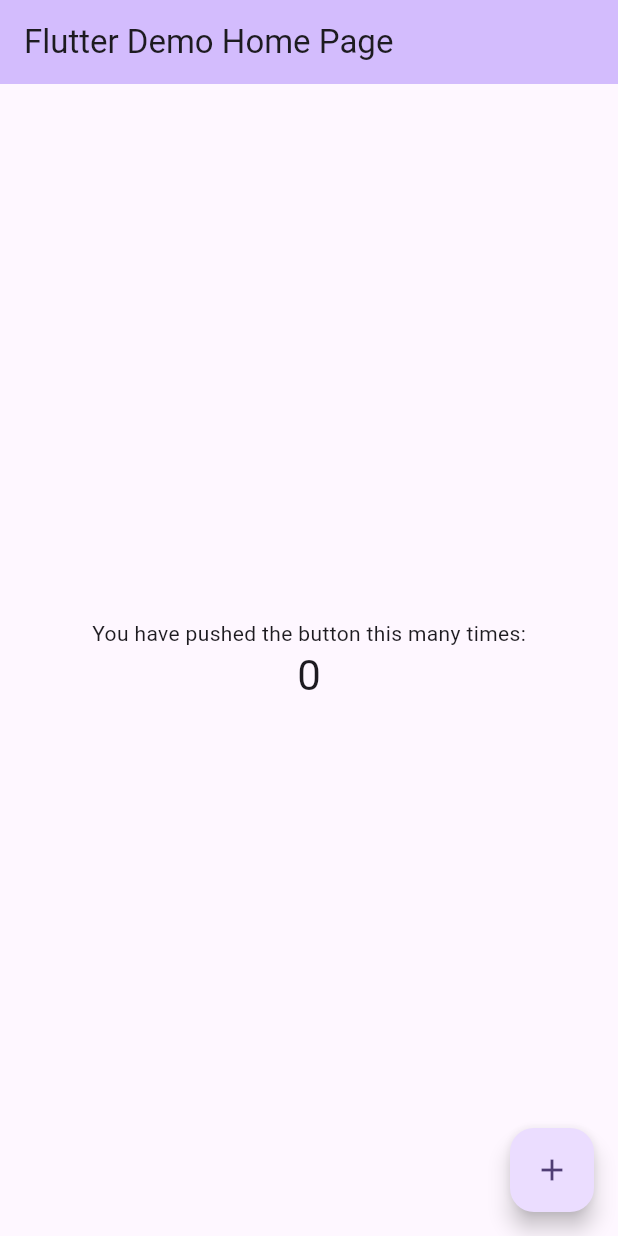
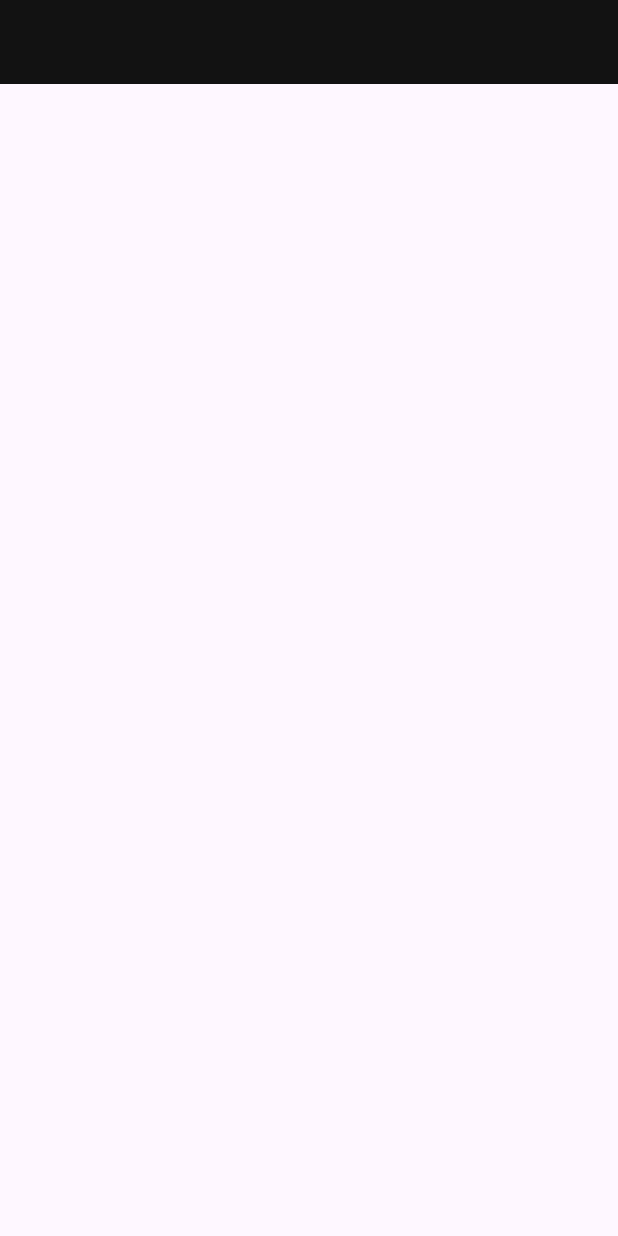
Before and after one commit to ThunderTier/NeonMan, a Flutter app: the screen it shows after launch, on a phone screen of 412 x 824 dp. Run offline on Flutter 3.47's test engine with Material 3 defaults, Android fonts, the light colour scheme and no system bars.

Commit message:
Neon Man v1 - Temas / Colores

```diff
--- /dev/null
+++ b/lib/core/app/app.dart
@@ -0,0 +1,27 @@
+import 'package:flutter/material.dart';
+import 'package:neon_man/shared/theme/data_theme.dart';
+
+class App extends StatelessWidget {
+  const App({super.key});
+
+  // This widget is the root of your application.
+  @override
+  Widget build(BuildContext context) {
+    return MaterialApp(
+      debugShowCheckedModeBanner: false,
+      title: 'Neon Man',
+      theme: DataTheme.lightTheme,
+      darkTheme: DataTheme.darkTheme,
+      themeMode: ThemeMode.dark,
+      home: Scaffold(
+        appBar: AppBar(),
+        backgroundColor: Theme.of(context).colorScheme.background,
+        body: const SafeArea(
+          child: Column(
+            children: [],
+          ),
+        ),
+      ),
+    );
+  }
+}
--- a/lib/main.dart
+++ b/lib/main.dart
@@ -1,125 +1,8 @@
 import 'package:flutter/material.dart';
+import 'package:neon_man/core/app/app.dart';
 
 void main() {
-  runApp(const MyApp());
+  runApp(
+    const App(),
+  );
 }
-
-class MyApp extends StatelessWidget {
-  const MyApp({super.key});
-
-  // This widget is the root of your application.
-  @override
-  Widget build(BuildContext context) {
-    return MaterialApp(
-      title: 'Flutter Demo',
-      theme: ThemeData(
-        // This is the theme of your application.
-        //
-        // TRY THIS: Try running your application with "flutter run". You'll see
-        // the application has a purple toolbar. Then, without quitting the app,
-        // try changing the seedColor in the colorScheme below to Colors.green
-        // and then invoke "hot reload" (save your changes or press the "hot
-        // reload" button in a Flutter-supported IDE, or press "r" if you used
-        // the command line to start the app).
-        //
-        // Notice that the counter didn't reset back to zero; the application
-        // state is not lost during the reload. To reset the state, use hot
-        // restart instead.
-        //
-        // This works for code too, not just values: Most code changes can be
-        // tested with just a hot reload.
-        colorScheme: ColorScheme.fromSeed(seedColor: Colors.deepPurple),
-        useMaterial3: true,
-      ),
-      home: const MyHomePage(title: 'Flutter Demo Home Page'),
-    );
-  }
-}
-
-class MyHomePage extends StatefulWidget {
-  const MyHomePage({super.key, required this.title});
-
-  // This widget is the home page of your application. It is stateful, meaning
-  // that it has a State object (defined below) that contains fields that affect
-  // how it looks.
-
-  // This class is the configuration for the state. It holds the values (in this
-  // case the title) provided by the parent (in this case the App widget) and
-  // used by the build method of the State. Fields in a Widget subclass are
-  // always marked "final".
-
-  final String title;
-
-  @override
-  State<MyHomePage> createState() => _MyHomePageState();
-}
-
-class _MyHomePageState extends State<MyHomePage> {
-  int _counter = 0;
-
-  void _incrementCounter() {
-    setState(() {
-      // This call to setState tells the Flutter framework that something has
-      // changed in this State, which causes it to rerun the build method below
-      // so that the display can reflect the updated values. If we changed
-      // _counter without calling setState(), then the build method would not be
-      // called again, and so nothing would appear to happen.
-      _counter++;
-    });
-  }
-
-  @override
-  Widget build(BuildContext context) {
-    // This method is rerun every time setState is called, for instance as done
-    // by the _incrementCounter method above.
-    //
-    // The Flutter framework has been optimized to make rerunning build methods
-    // fast, so that you can just rebuild anything that needs updating rather
-    // than having to individually change instances of widgets.
-    return Scaffold(
-      appBar: AppBar(
-        // TRY THIS: Try changing the color here to a specific color (to
-        // Colors.amber, perhaps?) and trigger a hot reload to see the AppBar
-        // change color while the other colors stay the same.
-        backgroundColor: Theme.of(context).colorScheme.inversePrimary,
-        // Here we take the value from the MyHomePage object that was created by
-        // the App.build method, and use it to set our appbar title.
-        title: Text(widget.title),
-      ),
-      body: Center(
-        // Center is a layout widget. It takes a single child and positions it
-        // in the middle of the parent.
-        child: Column(
-          // Column is also a layout widget. It takes a list of children and
-          // arranges them vertically. By default, it sizes itself to fit its
-          // children horizontally, and tries to be as tall as its parent.
-          //
-          // Column has various properties to control how it sizes itself and
-          // how it positions its children. Here we use mainAxisAlignment to
-          // center the children vertically; the main axis here is the vertical
-          // axis because Columns are vertical (the cross axis would be
-          // horizontal).
-          //
-          // TRY THIS: Invoke "debug painting" (choose the "Toggle Debug Paint"
-          // action in the IDE, or press "p" in the console), to see the
-          // wireframe for each widget.
-          mainAxisAlignment: MainAxisAlignment.center,
-          children: <Widget>[
-            const Text(
-              'You have pushed the button this many times:',
-            ),
-            Text(
-              '$_counter',
-              style: Theme.of(context).textTheme.headlineMedium,
-            ),
-          ],
-        ),
-      ),
-      floatingActionButton: FloatingActionButton(
-        onPressed: _incrementCounter,
-        tooltip: 'Increment',
-        child: const Icon(Icons.add),
-      ), // This trailing comma makes auto-formatting nicer for build methods.
-    );
-  }
-}
--- /dev/null
+++ b/lib/shared/colors/dark_color.dart
@@ -0,0 +1,29 @@
+import 'package:flutter/material.dart';
+
+class DarkColor {
+  //
+  static Color colorSeed = const Color(0xff71A202);
+  static Color scaffoldBackgroundColor = const Color(0xff242424);
+
+  //
+  static Color colorOnPrimaryContainer = const Color(0xfff5f5f5);
+  static Color colorOnSecondaryContainer = const Color(0xfff5f5f5);
+
+  //
+  static Color colorPrimary = const Color(0xff71A202);
+  static Color colorPrimaryContainer = const Color(0xFFB3FF00);
+  static Color colorSecondary = const Color(0xff0267A2);
+  static Color colorSecondaryContainer = const Color(0xFF00A2FF);
+
+  //
+  static Color colorBackground = const Color(0xff21252d);
+  static Color colorSurface = const Color(0xff121212);
+  static Color colorError = const Color(0xffcf6679);
+
+  //
+  static Color colorOnPrimary = const Color(0xff000000);
+  static Color colorOnSecondary = const Color(0xff000000);
+  static Color colorOnBackground = const Color(0xffffffff);
+  static Color colorOnSurface = const Color(0xffffffff);
+  static Color colorOnError = const Color(0xff000000);
+}
--- /dev/null
+++ b/lib/shared/colors/light_color.dart
@@ -0,0 +1,29 @@
+import 'package:flutter/material.dart';
+
+class LightColor {
+  //
+  static Color colorSeed = const Color(0xff121212);
+  static Color scaffoldBackgroundColor = const Color(0xffC6C6C6);
+
+  //
+  static Color colorOnPrimaryContainer = const Color(0xfff5f5f5);
+  static Color colorOnSecondaryContainer = const Color(0xfff5f5f5);
+
+  //
+  static Color colorPrimary = const Color(0xff6200ee);
+  static Color colorPrimaryContainer = const Color(0xff3700b3);
+  static Color colorSecondary = const Color(0xff03dac6);
+  static Color colorSecondaryContainer = const Color(0xff018786);
+
+  //
+  static Color colorBackground = const Color(0xffffffff);
+  static Color colorSurface = const Color(0xffffffff);
+  static Color colorError = const Color(0xffb00020);
+
+  //
+  static Color colorOnPrimary = const Color(0xffffffff);
+  static Color colorOnSecondary = const Color(0xff000000);
+  static Color colorOnBackground = const Color(0xff000000);
+  static Color colorOnSurface = const Color(0xff000000);
+  static Color colorOnError = const Color(0xffffffff);
+}
--- /dev/null
+++ b/lib/shared/theme/data_theme.dart
@@ -0,0 +1,172 @@
+import 'package:flutter/material.dart';
+import 'package:neon_man/shared/colors/dark_color.dart';
+import 'package:neon_man/shared/colors/light_color.dart';
+import 'package:neon_man/shared/theme/text_theme.dart';
+
+class DataTheme {
+  //
+  static ThemeData darkTheme = ThemeData(
+    useMaterial3: true,
+    canvasColor: Colors.black38,
+    scaffoldBackgroundColor: DarkColor.scaffoldBackgroundColor,
+    textTheme: ThemeText.darkTheme,
+    colorScheme: ColorScheme.dark(
+      primary: DarkColor.colorPrimary,
+      primaryContainer: DarkColor.colorPrimaryContainer,
+      secondary: DarkColor.colorSecondary,
+      secondaryContainer: DarkColor.colorSecondaryContainer,
+      background: DarkColor.colorBackground,
+      surface: DarkColor.colorSurface,
+      error: DarkColor.colorError,
+      onPrimary: DarkColor.colorOnPrimary,
+      onSecondary: DarkColor.colorOnSecondary,
+      onBackground: DarkColor.colorOnBackground,
+      onSurface: DarkColor.colorOnSurface,
+      onError: DarkColor.colorOnError,
+      brightness: Brightness.dark,
+    ),
+  );
+
+  // Tema oscuro minimalista
+  final ThemeData darkTMinimalist = ThemeData(
+    brightness: Brightness.dark,
+    primaryColor: Colors.black,
+    scaffoldBackgroundColor: Colors.grey[900],
+    textTheme: ThemeText.darkTMinimalist,
+    colorScheme: const ColorScheme.dark(
+      primary: Colors.black,
+      onPrimary: Colors.white,
+      secondary: Colors.blue,
+      onSecondary: Colors.white,
+      error: Colors.red,
+      onError: Colors.white,
+      background: Colors.grey,
+      onBackground: Colors.white,
+      surface: Colors.grey,
+      onSurface: Colors.white,
+    ),
+  );
+
+  //  Tema oscuro vibrante
+  final ThemeData darkTVibrant = ThemeData(
+    brightness: Brightness.dark,
+    primaryColor: Colors.deepPurple,
+    scaffoldBackgroundColor: Colors.black,
+    textTheme: ThemeText.darkTVibrant,
+    colorScheme: const ColorScheme.dark(
+      primary: Colors.deepPurple,
+      onPrimary: Colors.white,
+      secondary: Colors.amber,
+      onSecondary: Colors.black,
+      error: Colors.red,
+      onError: Colors.white,
+      background: Colors.black,
+      onBackground: Colors.white,
+      surface: Colors.grey,
+      onSurface: Colors.white,
+    ),
+  );
+
+  //  Tema oscuro elegante
+  final ThemeData darkTElegant = ThemeData(
+    brightness: Brightness.dark,
+    primaryColor: Colors.teal,
+    scaffoldBackgroundColor: Colors.grey[900],
+    textTheme: ThemeText.darkTElegant,
+    colorScheme: const ColorScheme.dark(
+      primary: Colors.teal,
+      onPrimary: Colors.white,
+      secondary: Colors.pinkAccent,
+      onSecondary: Colors.black,
+      error: Colors.red,
+      onError: Colors.white,
+      background: Colors.grey,
+      onBackground: Colors.white,
+      surface: Colors.grey,
+      onSurface: Colors.white,
+    ),
+  );
+
+  //
+  static ThemeData lightTheme = ThemeData(
+    useMaterial3: true,
+    canvasColor: Colors.white24,
+    scaffoldBackgroundColor: LightColor.scaffoldBackgroundColor,
+    textTheme: ThemeText.lightTheme,
+    colorScheme: ColorScheme.light(
+      primary: LightColor.colorPrimary,
+      primaryContainer: LightColor.colorPrimaryContainer,
+      secondary: LightColor.colorSecondary,
+      secondaryContainer: LightColor.colorSecondaryContainer,
+      background: LightColor.colorBackground,
+      surface: LightColor.colorSurface,
+      error: LightColor.colorError,
+      onPrimary: LightColor.colorOnPrimary,
+      onSecondary: LightColor.colorOnSecondary,
+      onBackground: LightColor.colorOnBackground,
+      onSurface: LightColor.colorOnSurface,
+      onError: LightColor.colorOnError,
+      brightness: Brightness.light,
+    ),
+  );
+
+  //  Tema claro moderno
+  final ThemeData lightTModern = ThemeData(
+    brightness: Brightness.light,
+    primaryColor: Colors.blue,
+    scaffoldBackgroundColor: Colors.white,
+    textTheme: ThemeText.lightTModern,
+    colorScheme: const ColorScheme.light(
+      primary: Colors.blue,
+      onPrimary: Colors.black,
+      secondary: Colors.orange,
+      onSecondary: Colors.black,
+      error: Colors.red,
+      onError: Colors.white,
+      background: Colors.white,
+      onBackground: Colors.black,
+      surface: Colors.grey,
+      onSurface: Colors.black,
+    ),
+  );
+
+  //  Tema claro suave
+  final ThemeData lightTGentle = ThemeData(
+    brightness: Brightness.light,
+    primaryColor: Colors.grey[200],
+    scaffoldBackgroundColor: Colors.white,
+    textTheme: ThemeText.lightTGentle,
+    colorScheme: const ColorScheme.light(
+      primary: Colors.grey,
+      onPrimary: Colors.black,
+      secondary: Colors.deepPurple,
+      onSecondary: Colors.white,
+      error: Colors.red,
+      onError: Colors.white,
+      background: Colors.white,
+      onBackground: Colors.black,
+      surface: Colors.white,
+      onSurface: Colors.black,
+    ),
+  );
+
+  //  Tema claro fresco
+  final ThemeData lightTCool = ThemeData(
+    brightness: Brightness.light,
+    primaryColor: Colors.green,
+    scaffoldBackgroundColor: Colors.white,
+    textTheme: ThemeText.lightTCool,
+    colorScheme: const ColorScheme.light(
+      primary: Colors.green,
+      onPrimary: Colors.black,
+      secondary: Colors.yellow,
+      onSecondary: Colors.black,
+      error: Colors.red,
+      onError: Colors.white,
+      background: Colors.white,
+      onBackground: Colors.black,
+      surface: Colors.white,
+      onSurface: Colors.black,
+    ),
+  );
+}
--- /dev/null
+++ b/lib/shared/theme/text_theme.dart
@@ -0,0 +1,153 @@
+import 'package:flutter/material.dart';
+
+class ThemeText {
+  //  Tema oscuro
+  static TextTheme darkTheme = const TextTheme(
+    bodyLarge: TextStyle(
+      color: Colors.white,
+      fontSize: 18.0,
+    ),
+    bodyMedium: TextStyle(
+      color: Colors.white,
+      fontSize: 16.0,
+    ),
+    bodySmall: TextStyle(
+      color: Colors.white,
+      fontSize: 14.0,
+    ),
+    displayLarge: TextStyle(
+      color: Colors.white,
+      fontSize: 22.0,
+    ),
+    displayMedium: TextStyle(
+      color: Colors.white,
+      fontSize: 20.0,
+    ),
+    displaySmall: TextStyle(
+      color: Colors.white,
+      fontSize: 18.0,
+    ),
+    headlineLarge: TextStyle(
+      color: Colors.white,
+      fontSize: 24.0,
+    ),
+    headlineMedium: TextStyle(
+      color: Colors.white,
+      fontSize: 22.0,
+    ),
+    headlineSmall: TextStyle(
+      color: Colors.white,
+      fontSize: 20.0,
+    ),
+    labelLarge: TextStyle(
+      color: Colors.white,
+      fontSize: 18.0,
+    ),
+    labelMedium: TextStyle(
+      color: Colors.white,
+      fontSize: 16.0,
+    ),
+    labelSmall: TextStyle(
+      color: Colors.white,
+      fontSize: 14.0,
+    ),
+    titleLarge: TextStyle(
+      color: Colors.white,
+      fontSize: 20.0,
+    ),
+    titleMedium: TextStyle(
+      color: Colors.white,
+      fontSize: 18.0,
+    ),
+    titleSmall: TextStyle(
+      color: Colors.white,
+      fontSize: 16.0,
+    ),
+  );
+
+  // Tema oscuro minimalista
+  static TextTheme darkTMinimalist = const TextTheme();
+
+  //  Tema oscuro vibrante
+  static TextTheme darkTVibrant = const TextTheme();
+
+  //  Tema oscuro elegante
+  static TextTheme darkTElegant = const TextTheme();
+
+
+ ///
+
+
+  //  Tema claro
+  static TextTheme lightTheme = const TextTheme(
+    bodyLarge: TextStyle(
+      color: Colors.black,
+      fontSize: 18.0,
+    ),
+    bodyMedium: TextStyle(
+      color: Colors.black,
+      fontSize: 16.0,
+    ),
+    bodySmall: TextStyle(
+      color: Colors.black,
+      fontSize: 14.0,
+    ),
+    displayLarge: TextStyle(
+      color: Colors.black,
+      fontSize: 22.0,
+    ),
+    displayMedium: TextStyle(
+      color: Colors.black,
+      fontSize: 20.0,
+    ),
+    displaySmall: TextStyle(
+      color: Colors.black,
+      fontSize: 18.0,
+    ),
+    headlineLarge: TextStyle(
+      color: Colors.black,
+      fontSize: 24.0,
+    ),
+    headlineMedium: TextStyle(
+      color: Colors.black,
+      fontSize: 22.0,
+    ),
+    headlineSmall: TextStyle(
+      color: Colors.black,
+      fontSize: 20.0,
+    ),
+    labelLarge: TextStyle(
+      color: Colors.black,
+      fontSize: 18.0,
+    ),
+    labelMedium: TextStyle(
+      color: Colors.black,
+      fontSize: 16.0,
+    ),
+    labelSmall: TextStyle(
+      color: Colors.black,
+      fontSize: 14.0,
+    ),
+    titleLarge: TextStyle(
+      color: Colors.black,
+      fontSize: 20.0,
+    ),
+    titleMedium: TextStyle(
+      color: Colors.black,
+      fontSize: 18.0,
+    ),
+    titleSmall: TextStyle(
+      color: Colors.black,
+      fontSize: 16.0,
+    ),
+  );
+
+  //  Tema claro moderno
+  static TextTheme lightTModern = const TextTheme();
+
+  //  Tema claro suave
+  static TextTheme lightTGentle = const TextTheme();
+
+  //  Tema claro fresco
+  static TextTheme lightTCool = const TextTheme();
+}
```
Also changed, not shown: lib/shared/colors/paled_color.dart (added, +110 -0 lines), 1 other file.
